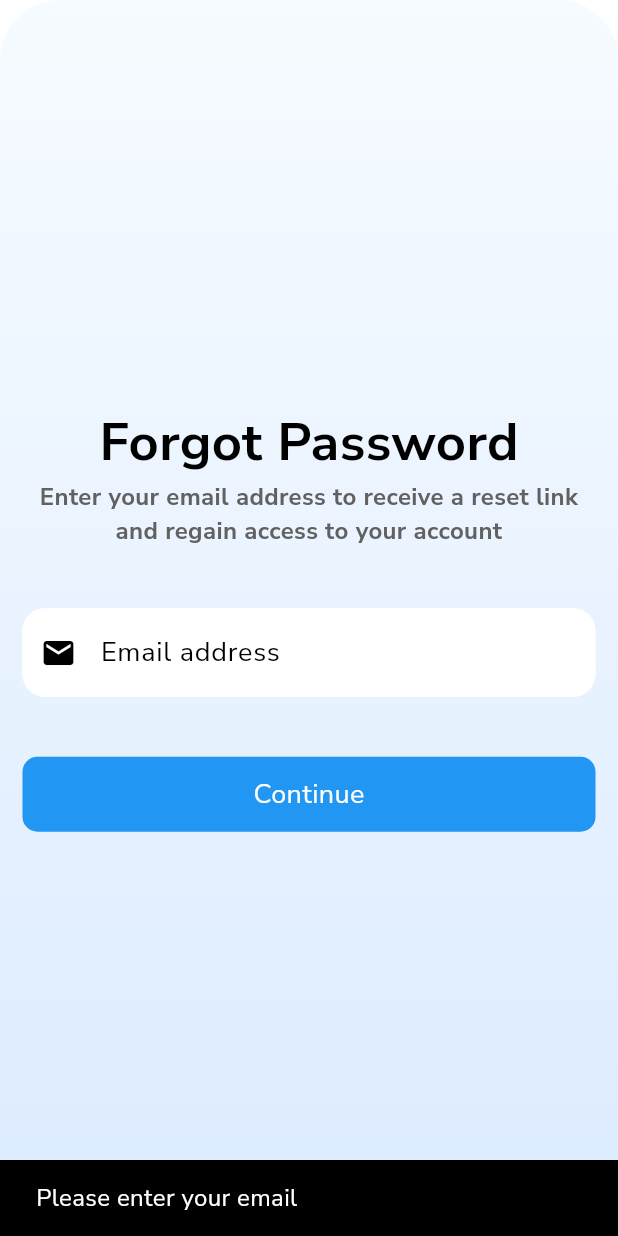
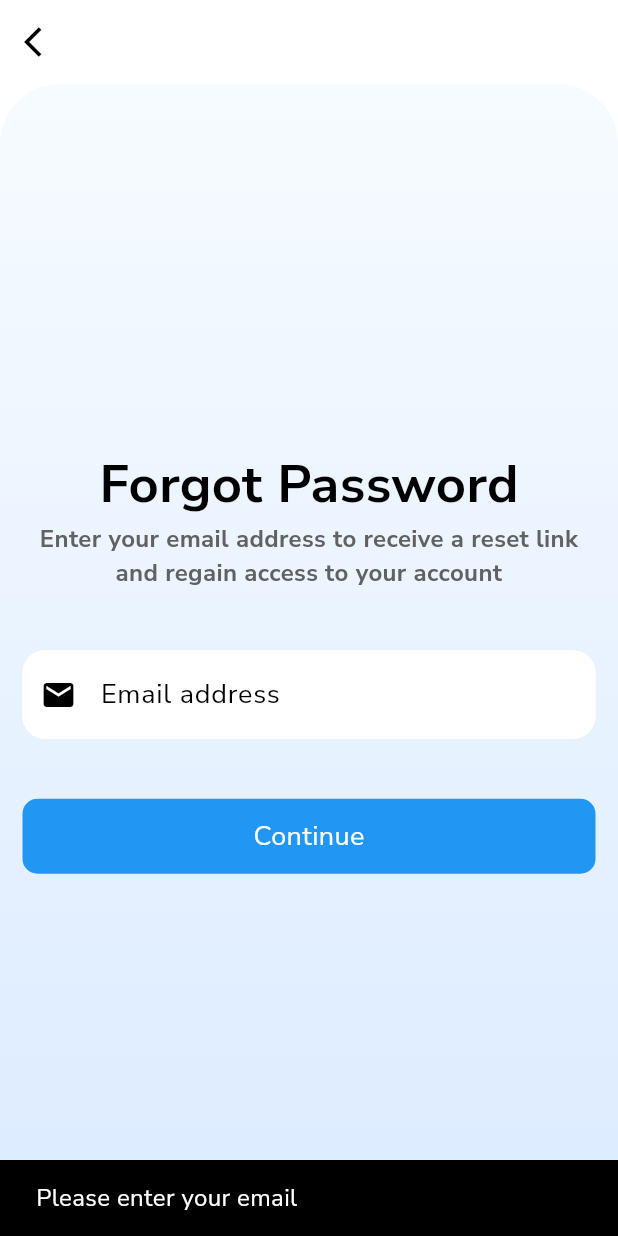
Before and after one commit to chrisokoriedev/vera_test, a Flutter app: the ForgotPassword screen opened by its route, after a tap on "Continue", on a phone screen of 412 x 824 dp. Run offline on Flutter 3.47's test engine with Material 3 defaults, Android fonts, the phone set to English and light mode, and no system bars; our stand-ins replace firebase_auth, firebase_core, google_fonts, lottie, water_drop_nav_bar; accounts and stored records are empty.

Commit message:
Updated the reset screen

```diff
--- a/lib/auth/forgot_password.dart
+++ b/lib/auth/forgot_password.dart
@@ -1,6 +1,9 @@
-import 'package:firebase_auth/firebase_auth.dart';
+
 import 'package:flutter/material.dart';
+import 'package:provider/provider.dart';
 import 'package:vericon/auth/auth_widgets.dart';
+
+import '../Providers/auth_provider.dart';
 
 class ForgotPassword extends StatefulWidget {
   const ForgotPassword({super.key});
@@ -10,12 +13,41 @@ class ForgotPassword extends StatefulWidget {
 }
 
 final TextEditingController _emailController = TextEditingController();
-bool _isLoading = false;
 
 class _ForgotPasswordState extends State<ForgotPassword> {
+  bool _isLoading = false;
+
+  // show dialog for the error message
+  void showMessage(BuildContext context, String title, String message) {
+    showDialog(
+      context: context,
+      builder: (_) => AlertDialog(
+        title: Text(title),
+        content: Text(message, style: TextStyle(fontSize: 20),),
+        shape: RoundedRectangleBorder(
+          borderRadius: BorderRadius.circular(20),
+        ),
+        actions: [
+          TextButton(
+            onPressed: () => Navigator.pop(context),
+            child: Text("OK", style: TextStyle(fontSize: 18),),
+          ),
+        ],
+      ),
+    );
+  }
   @override
   Widget build(BuildContext context) {
     return Scaffold(
+      appBar: AppBar(
+        elevation: 0,
+        leading: GestureDetector(
+          onTap: () {
+            Navigator.pushNamed(context, '/login');
+          },
+          child: Icon(Icons.arrow_back_ios),
+        ),
+      ),
       body: Container(
         height: double.infinity,
         decoration: const BoxDecoration(
@@ -62,22 +94,34 @@ class _ForgotPasswordState extends State<ForgotPassword> {
               ),
               SizedBox(height: 40),
               GestureDetector(
-                onTap: () async{
+                onTap: () async {
                   final email = _emailController.text.trim();
-                  if(email.isEmpty){
+                  if (email.isEmpty) {
                     ScaffoldMessenger.of(context).showSnackBar(
-                      SnackBar(content: Text("Please enter your email")),
+                      const SnackBar(content: Text("Please enter your email")),
                     );
                     return;
-                  } try {
-                    await FirebaseAuth.instance.sendPasswordResetEmail(email: email);
-                    ScaffoldMessenger.of(context).showSnackBar(
-                      SnackBar(content: Text("Password reset link sent to $email")),
-                    );
-                  } catch (e){
-                    ScaffoldMessenger.of(context).showSnackBar(
-                      SnackBar(content: Text(e.toString())),
-                    );
+                  }
+                  setState(() => _isLoading = true);
+
+                  // the access provider
+                  final authProvider = Provider.of<AuthProviderService>(
+                    context,
+                    listen: false,
+                  );
+
+                  // call from  provider resetPassword
+                  final result = await authProvider.resetPassword(email);
+
+                  setState(() => _isLoading = false);
+                  Navigator.pushNamed(context, '/login');
+                  if (result == null) {
+                    // successful
+                    showMessage(context, "Success 🎉", "Password reset link sent to $email");
+
+                  } else {
+                    //error
+                    showMessage(context, "Error", result);
                   }
                 },
                 child: Container(
@@ -87,7 +131,17 @@ class _ForgotPasswordState extends State<ForgotPassword> {
                     color: Colors.blue,
                     borderRadius: BorderRadius.circular(10),
                   ),
-                  child: Center(child: Text("Continue", style: TextStyle(color: Colors.white, fontSize: 18),)),
+                  child: Center(
+                    child: _isLoading
+                        ? CircularProgressIndicator(
+                            strokeWidth: 3,
+                            color: Colors.white,
+                          )
+                        : Text(
+                            "Continue",
+                            style: TextStyle(color: Colors.white, fontSize: 18),
+                          ),
+                  ),
                 ),
               ),
             ],
--- a/pubspec.yaml
+++ b/pubspec.yaml
@@ -42,6 +42,8 @@ dependencies:
   google_fonts: ^6.3.2
   firebase_core: ^4.2.0
   firebase_auth: ^6.1.1
+  motion_toast: ^2.8.0
+
 
 dev_dependencies:
   flutter_test:
```
Also changed, not shown: pubspec.lock.
